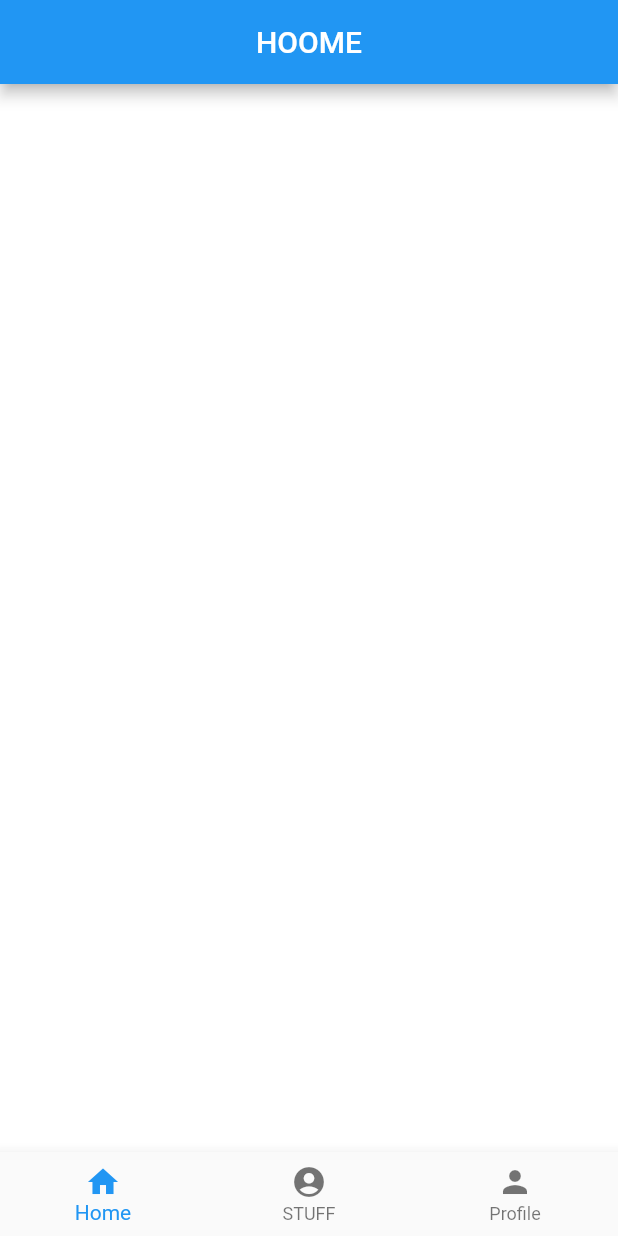
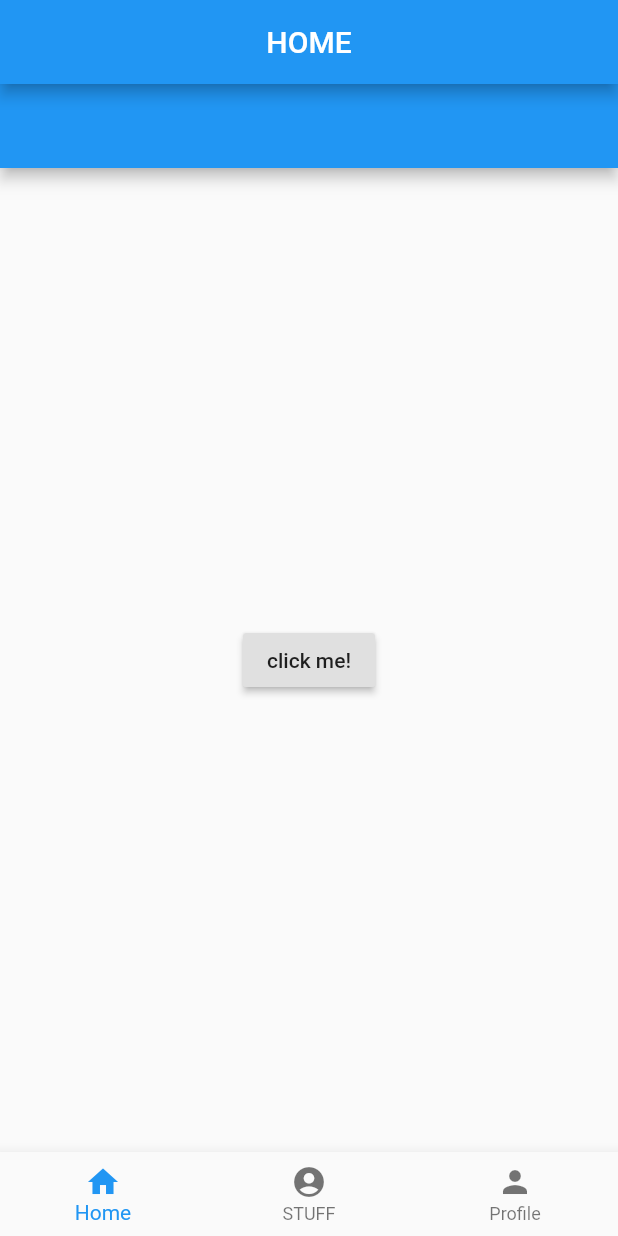
Before and after one commit to sengbh/country_info, a Flutter app: the screen it shows after launch, on a phone screen of 412 x 824 dp. Run offline on Flutter 3.47's test engine with Material 2 defaults, Android fonts, the phone set to English and light mode, and no system bars.

Commit message:
tried buttn click inside the body

```diff
--- a/lib/main.dart
+++ b/lib/main.dart
@@ -30,14 +30,16 @@ class _HomeState extends State<HomeApp>{
   @override
   Widget build(BuildContext context) {
     return Scaffold(
-      appBar: AppBar(
+      appBar: new AppBar(
         //title: PageOne(),
         centerTitle: true,
-        title: new Text("HOOME"),
+        title: new Text("HOME"),
       ),
-      body: _children[_currentIndex],
+      body: (_children[_currentIndex]
+      ),
       bottomNavigationBar: BottomNavigationBar(
-        currentIndex: 0,
+        onTap: onTabT,
+        currentIndex: _currentIndex,
         items: [
           BottomNavigationBarItem(
             icon: new Icon(Icons.home),
@@ -51,12 +53,12 @@ class _HomeState extends State<HomeApp>{
             icon: new Icon(Icons.person),
             title: new Text("Profile"),
           ),
-        ]
+        ],
       ),
     );
   }
 
-  void OnTab(int index) {
+  void onTabT(int index) {
     setState((){
       _currentIndex = index;
     });
@@ -70,23 +72,15 @@ class ColorTab extends StatelessWidget {
 
   @override
   Widget build(BuildContext context) {
-    return Container(
-      color: color,
-    );
-  }
-}
-
-class PageOne extends StatelessWidget{
-  @override
-  Widget build(BuildContext context) {
-    return Scaffold(
-      appBar: AppBar(
-        centerTitle: true,
-        title: new Text("Home Screen")
+    return Scaffold (
+      appBar: new AppBar(
+        title: Container(
+          color: color,
+        ),
       ),
-      body: Center(
+      body: new Center(
         child: RaisedButton(
-          child: new Text("Open page"),
+          child: new Text("click me!"),
           onPressed: (){
             Navigator.push(
               context,
@@ -97,8 +91,31 @@ class PageOne extends StatelessWidget{
       ),
     );
   }
+}
 
-}
+// class PageOne extends StatelessWidget{
+//   @override
+//   Widget build(BuildContext context) {
+//     return Scaffold(
+//       appBar: AppBar(
+//         centerTitle: true,
+//         title: new Text("Home Screen")
+//       ),
+//       body: Center(
+//         child: RaisedButton(
+//           child: new Text("Open page"),
+//           onPressed: (){
+//             Navigator.push(
+//               context,
+//               MaterialPageRoute(builder: (context) => PageTwo())
+//             );
+//           },
+//         ),
+//       ),
+//     );
+//   }
+
+// }
 
 class PageTwo extends StatelessWidget {
   @override
```
